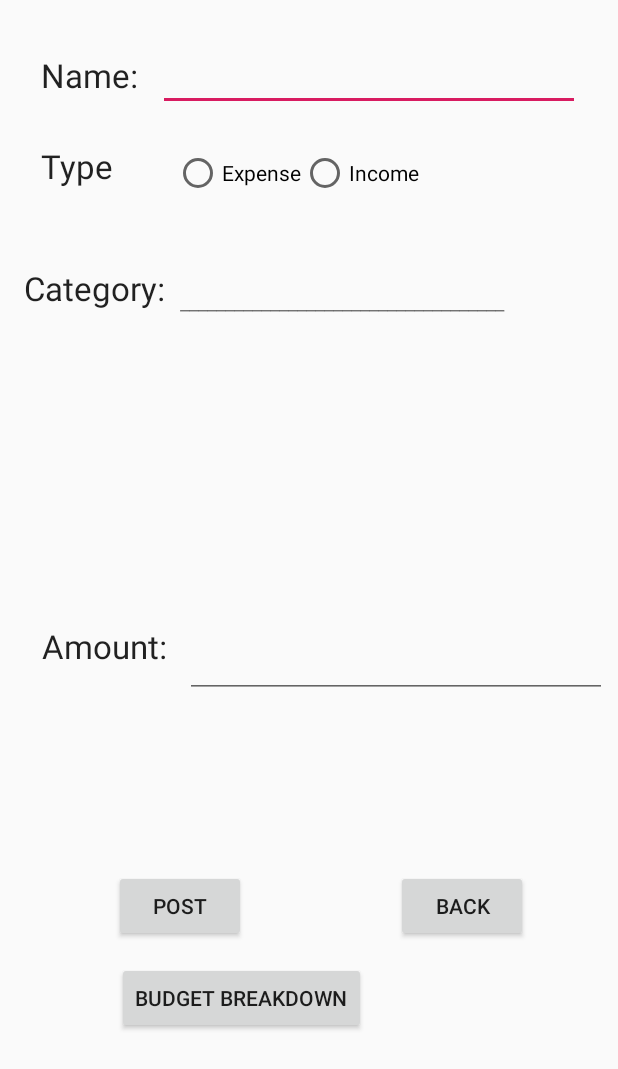
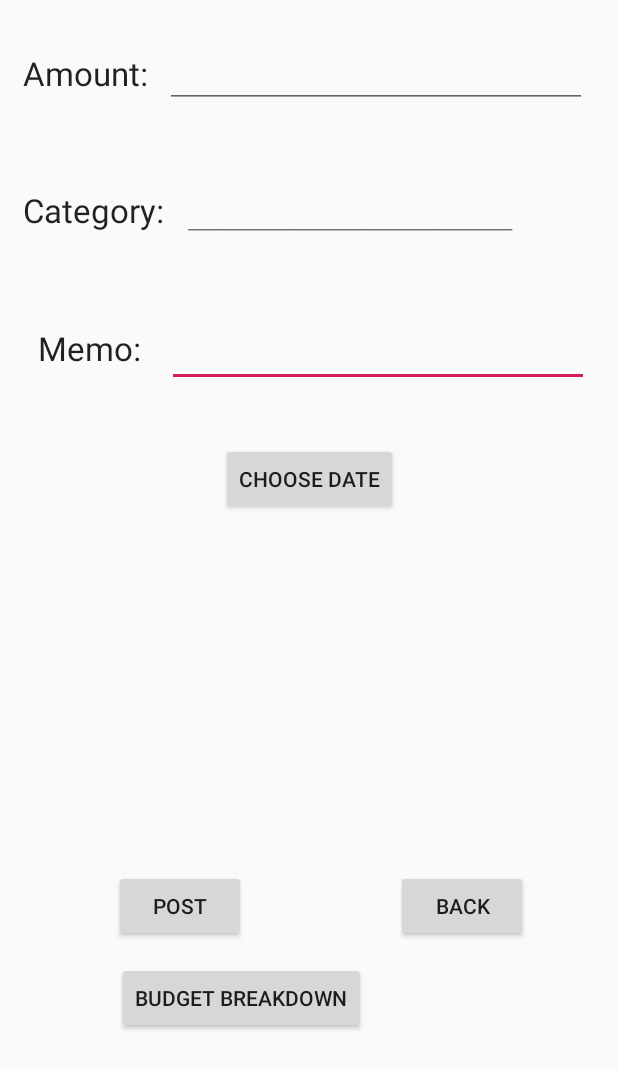
Before and after one commit to Nicolas-Sy/MOBAPDE-MP, an Android app: the addTransactionActivity screen opened directly, with no data from a screen before it, on a phone screen of 412 x 824 dp. Shown: the top 1069 px of the screen. Run offline under Robolectric (Android 15) with nearby library versions, the phone set to English and light mode, and no system bars; our stand-ins replace Firebase (no records; nobody signed in at launch, a user with empty details on screens opened directly).

Commit message:
THESE CHANGES

```diff
--- a/app/src/main/java/com/example/sparechange/Model/Transaction.java
+++ b/app/src/main/java/com/example/sparechange/Model/Transaction.java
@@ -21,7 +21,6 @@ public class Transaction {
         this.transaction_category = transaction_category;
         this.amount = amount;
         this.transaction_date = transaction_date;
-
     }
 
     public String getTransaction_name(){
@@ -43,4 +42,8 @@ public class Transaction {
     public float getAmount(){
         return amount;
     }
+
+    public Date getTransaction_date() {
+        return transaction_date;
+    }
 }
--- a/app/src/main/java/com/example/sparechange/addTransactionActivity.java
+++ b/app/src/main/java/com/example/sparechange/addTransactionActivity.java
@@ -3,11 +3,14 @@ package com.example.sparechange;
 import androidx.annotation.Nullable;
 import androidx.appcompat.app.AppCompatActivity;
 
+import android.app.DatePickerDialog;
 import android.content.Intent;
 import android.os.Bundle;
 import android.text.TextUtils;
+import android.text.format.DateFormat;
 import android.view.View;
 import android.widget.Button;
+import android.widget.DatePicker;
 import android.widget.EditText;
 import android.widget.RadioButton;
 import android.widget.RadioGroup;
@@ -23,16 +26,14 @@ import java.util.Calendar;
 import java.util.Date;
 import java.util.List;
 
-public class addTransactionActivity extends AppCompatActivity {
+public class addTransactionActivity extends AppCompatActivity implements DatePickerDialog.OnDateSetListener {
 
     EditText tName, tAmount;
-    RadioGroup type_radio;
-    RadioButton typeBtn;
     List<Transaction> transactions;
     Button save;
     Date currentTime = Calendar.getInstance().getTime();
     DatabaseReference databaseTransactions, databaseCategories;
-    TextView tCategory;
+    TextView tCategory, dateText;
     String type;
     private static final String TRANSACTION_NAME = "TRANSACTION_NAME", TRANSACTION_ID = "TRANSACTION_ID", TRANSACTION_AMOUNT = "TRANSACTION_AMOUNT";
 
@@ -44,13 +45,9 @@ public class addTransactionActivity extends AppCompatActivity {
         tName = findViewById(R.id.tName);
         tAmount = findViewById(R.id.tAmount);
         tCategory = findViewById(R.id.tCategory);
-
-        type_radio = findViewById(R.id.type_radio);
+        dateText = findViewById(R.id.textViewDate);
 
         transactions = new ArrayList<>();
-
-
-
     }
     public void onClick(View v){
         Intent i = new Intent(getApplicationContext(),CategorySlider.class);
@@ -68,14 +65,6 @@ public class addTransactionActivity extends AppCompatActivity {
             }
 
         }
-    }
-
-
-    public void checkButton(View v) {
-        int radioId = type_radio.getCheckedRadioButtonId();
-        typeBtn = findViewById(radioId);
-
-        Toast.makeText(this, "Selected Radio Button: " + typeBtn.getText(), Toast.LENGTH_SHORT).show();
     }
 
     public void createTransaction(View v) {
@@ -119,6 +108,24 @@ public class addTransactionActivity extends AppCompatActivity {
 
     }
 
+    public void Date(View v){
+        DatePickerDialog datePickerDialog = new DatePickerDialog(
+                this,
+                this,
+                Calendar.getInstance().get(Calendar.YEAR),
+                Calendar.getInstance().get(Calendar.MONTH),
+                Calendar.getInstance().get(Calendar.DAY_OF_MONTH)
+        );
+
+        datePickerDialog.show();
+    }
+
+    @Override
+    public void onDateSet(DatePicker view, int year, int month, int dayOfMonth) {
+        String date = "Month/Day/Year: " + (month+1) + "/" + dayOfMonth + "/" + year;
+        dateText.setText(date);
+    }
+
     public void Back(View v){
         Intent intent = new Intent(this,MainActivity.class);
         startActivity(intent);
--- a/app/src/main/res/layout/activity_add_transaction.xml
+++ b/app/src/main/res/layout/activity_add_transaction.xml
@@ -13,9 +13,9 @@
         android:layout_alignParentStart="true"
         android:layout_alignParentLeft="true"
         android:layout_alignParentTop="true"
-        android:layout_marginStart="120dp"
-        android:layout_marginLeft="120dp"
-        android:layout_marginTop="175dp"
+        android:layout_marginStart="125dp"
+        android:layout_marginLeft="125dp"
+        android:layout_marginTop="121dp"
         android:background="?android:attr/selectableItemBackground"
         android:clickable="true"
         android:onClick="onClick"
@@ -39,6 +39,33 @@
         android:onClick="Back"
         android:text="Back" />
 
+    <Button
+        android:id="@+id/buttonDate"
+        android:layout_width="wrap_content"
+        android:layout_height="wrap_content"
+        android:layout_alignParentStart="true"
+        android:layout_alignParentLeft="true"
+        android:layout_alignParentTop="true"
+        android:layout_marginStart="147dp"
+        android:layout_marginLeft="147dp"
+        android:layout_marginTop="295dp"
+        android:onClick="Date"
+        android:text="Choose Date" />
+
+    <TextView
+        android:id="@+id/textViewDate"
+        android:layout_width="wrap_content"
+        android:layout_height="wrap_content"
+        android:layout_alignParentStart="true"
+        android:layout_alignParentLeft="true"
+        android:layout_alignParentTop="true"
+        android:layout_marginStart="83dp"
+        android:layout_marginLeft="83dp"
+        android:layout_marginTop="371dp"
+        android:text=""
+        android:textColor="#000"
+        android:textSize="18dp" />
+
     <EditText
         android:id="@+id/tName"
         android:layout_width="281dp"
@@ -46,9 +73,9 @@
         android:layout_alignParentStart="true"
         android:layout_alignParentLeft="true"
         android:layout_alignParentTop="true"
-        android:layout_marginStart="105dp"
-        android:layout_marginLeft="105dp"
-        android:layout_marginTop="18dp" />
+        android:layout_marginStart="111dp"
+        android:layout_marginLeft="111dp"
+        android:layout_marginTop="202dp" />
 
     <EditText
         android:id="@+id/tAmount"
@@ -57,9 +84,9 @@
         android:layout_alignParentStart="true"
         android:layout_alignParentLeft="true"
         android:layout_alignParentTop="true"
-        android:layout_marginStart="123dp"
-        android:layout_marginLeft="123dp"
-        android:layout_marginTop="409dp"
+        android:layout_marginStart="110dp"
+        android:layout_marginLeft="110dp"
+        android:layout_marginTop="16dp"
         android:inputType="numberDecimal" />
 
     <TextView
@@ -69,9 +96,9 @@
         android:layout_alignParentStart="true"
         android:layout_alignParentLeft="true"
         android:layout_alignParentTop="true"
-        android:layout_marginStart="28dp"
-        android:layout_marginLeft="28dp"
-        android:layout_marginTop="416dp"
+        android:layout_marginStart="15dp"
+        android:layout_marginLeft="15dp"
+        android:layout_marginTop="34dp"
         android:text="Amount:"
         android:textAppearance="@style/Base.TextAppearance.AppCompat.Large" />
 
@@ -82,58 +109,10 @@
         android:layout_alignParentStart="true"
         android:layout_alignParentLeft="true"
         android:layout_alignParentTop="true"
-        android:layout_marginStart="27dp"
-        android:layout_marginLeft="27dp"
-        android:layout_marginTop="35dp"
-        android:text="Name: "
-        android:textAppearance="@style/Base.TextAppearance.AppCompat.Large" />
-
-    <RadioGroup
-        android:id="@+id/type_radio"
-        android:layout_width="270dp"
-        android:layout_height="wrap_content"
-        android:layout_alignParentStart="true"
-        android:layout_alignParentLeft="true"
-        android:layout_alignParentTop="true"
-        android:layout_marginStart="116dp"
-        android:layout_marginLeft="116dp"
-        android:layout_marginTop="99dp"
-        android:onClick="checkButton"
-        android:orientation="horizontal">
-
-        <RadioButton
-            android:id="@+id/btnExpense"
-            android:layout_width="wrap_content"
-            android:layout_height="wrap_content"
-            android:layout_alignParentStart="true"
-            android:layout_alignParentLeft="true"
-            android:layout_alignParentTop="true"
-            android:onClick="checkButton"
-            android:text="Expense" />
-
-        <RadioButton
-            android:id="@+id/btnIncome"
-            android:layout_width="wrap_content"
-            android:layout_height="wrap_content"
-            android:layout_alignParentStart="true"
-            android:layout_alignParentLeft="true"
-            android:layout_alignParentTop="true"
-            android:onClick="checkButton"
-            android:text="Income" />
-
-    </RadioGroup>
-
-    <TextView
-        android:id="@+id/textView5"
-        android:layout_width="wrap_content"
-        android:layout_height="wrap_content"
-        android:layout_alignParentStart="true"
-        android:layout_alignParentLeft="true"
-        android:layout_alignParentTop="true"
-        android:layout_marginStart="27dp"
-        android:layout_marginLeft="27dp"
-        android:layout_marginTop="96dp"
-        android:text="Type"
+        android:layout_marginStart="25dp"
+        android:layout_marginLeft="25dp"
+        android:layout_marginTop="217dp"
+        android:text="Memo:"
         android:textAppearance="@style/Base.TextAppearance.AppCompat.Large" />
 
     <TextView
@@ -143,9 +122,9 @@
         android:layout_alignParentStart="true"
         android:layout_alignParentLeft="true"
         android:layout_alignParentTop="true"
-        android:layout_marginStart="16dp"
-        android:layout_marginLeft="16dp"
-        android:layout_marginTop="177dp"
+        android:layout_marginStart="15dp"
+        android:layout_marginLeft="15dp"
+        android:layout_marginTop="125dp"
         android:text="Category: "
         android:textAppearance="@style/Base.TextAppearance.AppCompat.Large" />
 
--- a/app/src/main/res/layout/activity_budget_breakdown.xml
+++ b/app/src/main/res/layout/activity_budget_breakdown.xml
@@ -51,4 +51,5 @@
         android:textColor="#000"
         android:textSize="18dp"
         />
+
 </RelativeLayout>
```
